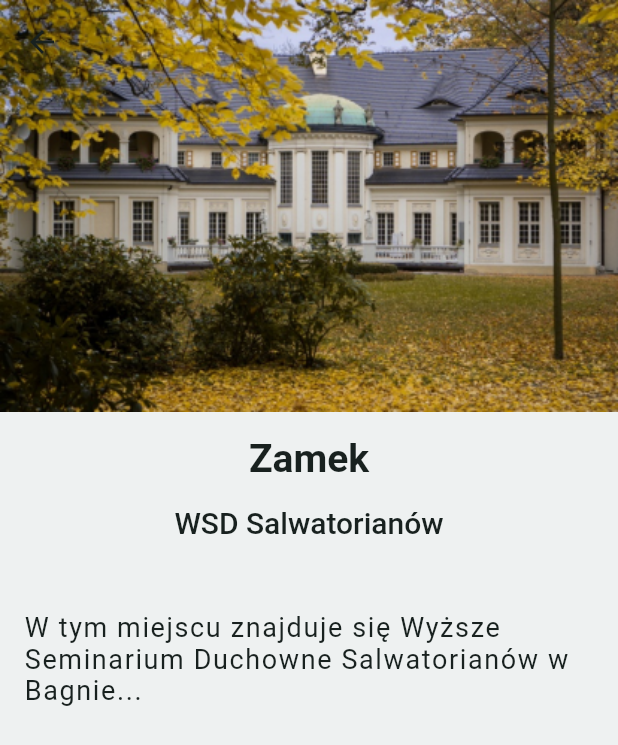
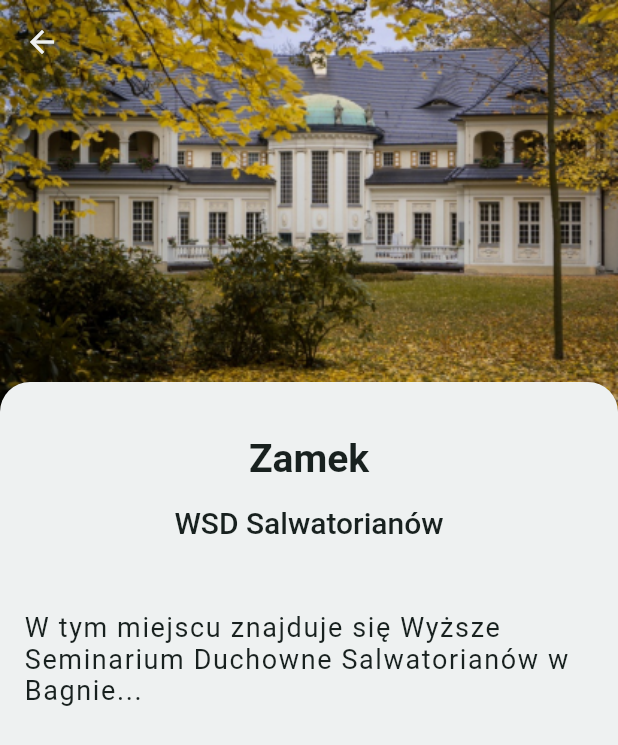
Before and after one commit to GrupaMedialnaSalwator/kompas.sds, a Flutter app: the screen it shows after launch, item 2 of the bottom bar chosen, after a tap on the "info outline" icon, on a phone screen of 412 x 824 dp. Shown: the top 745 px of the screen. Run offline on Flutter 3.47's test engine with Material 2 defaults, Android fonts, the phone set to English and light mode, and no system bars; our stand-ins replace expansion_tile_card, geolocator, get, hive, hive_flutter, line_icons; missing offline and left inert: map_launcher; accounts and stored records are empty; Roboto replaces fonts that are missing (Nunito Sans).

Commit message:
adjust for statusbar

```diff
--- a/lib/view/home_screen.dart
+++ b/lib/view/home_screen.dart
@@ -1,3 +1,4 @@
+import 'package:flutter/services.dart';
 import 'package:gra_terenowa/controller/mapData_controller.dart';
 import 'package:gra_terenowa/controller/tripState_controller.dart';
 import 'package:gra_terenowa/widgets/achievementTracker_widget.dart';
@@ -41,6 +42,14 @@ class _HomePageState extends State<HomePage> {
         extendBodyBehindAppBar: true,
         backgroundColor: AppColors.primaryWhite,
         appBar: AppBar(
+          systemOverlayStyle: SystemUiOverlayStyle(
+            // Status bar color
+            statusBarColor: AppColors.primaryNormal,
+            // Status bar brightness (optional)
+            statusBarIconBrightness:
+                Brightness.light, // For Android (dark icons)
+            statusBarBrightness: Brightness.dark, // For iOS (dark icons)
+          ),
           backgroundColor:
               AppColors.primaryWhite.withOpacity(Constants.opacity25),
           foregroundColor: AppColors.primaryWhite,
--- a/lib/view/mapCard_screen.dart
+++ b/lib/view/mapCard_screen.dart
@@ -1,4 +1,7 @@
+import 'dart:ui';
+
 import 'package:flutter/material.dart';
+import 'package:flutter/services.dart';
 import 'package:get/get.dart';
 import 'package:gra_terenowa/controller/mapData_controller.dart';
 import 'package:gra_terenowa/statics/colors.dart';
@@ -20,31 +23,25 @@ class MapCardPage extends StatelessWidget {
       extendBodyBehindAppBar: true,
       backgroundColor: AppColors.primaryWhite,
       appBar: AppBar(
+        systemOverlayStyle: SystemUiOverlayStyle(
+          // Status bar color
+          statusBarColor: AppColors.primaryNormal,
+          // Status bar brightness (optional)
+          statusBarIconBrightness: Brightness.light, // For Android (dark icons)
+          statusBarBrightness: Brightness.dark, // For iOS (dark icons)
+        ),
         backgroundColor: AppColors.primaryWhite.withOpacity(Constants.opacity0),
-        foregroundColor: AppColors.primaryDark,
+        foregroundColor: AppColors.primaryWhite,
         elevation: 0,
-        // title: Text(
-        //   _mapDataController.getMapItem(index: mapItemIndex).title,
-        //   style: TextStyle(color: AppColors.primaryWhite),
-        // ),
-        // actions: <Widget>[
-        //   IconButton(
-        //     icon: const Icon(Icons.account_circle_rounded),
-        //     color: AppColors.primaryNormal,
-        //     tooltip: 'Show Snackbar',
-        //     onPressed: () {
-        //       ScaffoldMessenger.of(context).showSnackBar(const SnackBar(
-        //         content: Text(
-        //           "Login to your account",
-        //           style: TextStyle(color: AppColors.primaryWhite),
-        //         ),
-        //         backgroundColor: AppColors.primaryNormal,
-        //       ));
-        //     },
-        //   )
-        // ],
       ),
       body: Column(
+        children: [
+          // Padding to avoid status bar
+          SizedBox(
+            height: MediaQueryData.fromWindow(window).padding.top,
+          ),
+          Stack(
+            alignment: AlignmentDirectional.topCenter,
             children: [
               Hero(
                 tag: 'mapHero' + mapItemIndex.toString(),
@@ -53,6 +50,23 @@ class MapCardPage extends StatelessWidget {
                   fit: BoxFit.fill,
                 ),
               ),
+              // Draw a decoration with rounded corners at the bottom of image
+              Positioned(
+                bottom: 0,
+                child: Container(
+                    width: Get.width,
+                    height: Constants.borderRadius,
+                    decoration: BoxDecoration(
+                        color: AppColors.primaryWhite,
+                        borderRadius: BorderRadius.only(
+                          topLeft: Radius.circular(Constants.borderRadius),
+                          topRight: Radius.circular(Constants.borderRadius),
+                        )),
+                    child: SizedBox.shrink()),
+              ),
+            ],
+          ),
+
           Container(
             margin: EdgeInsets.symmetric(vertical: Constants.insideMargin),
             child: Text(
--- a/lib/widgets/tripViewStep_widget.dart
+++ b/lib/widgets/tripViewStep_widget.dart
@@ -1,3 +1,5 @@
+import 'dart:ui';
+
 import 'package:flutter/cupertino.dart';
 import 'package:flutter/material.dart';
 import 'package:get/get.dart';
@@ -24,6 +26,10 @@ class TripViewStep extends StatelessWidget {
   Widget build(BuildContext context) {
     return Column(
       children: [
+        // Padding to avoid status bar works only on physical devices
+        SizedBox(
+          height: MediaQueryData.fromWindow(window).padding.top,
+        ),
         Stack(
           alignment: AlignmentDirectional.topCenter,
           children: [
```
Also changed, not shown: lib/view/trip_screen.dart (+9 -1 lines), lib/widgets/selectTrip_widget.dart (+5 -7 lines). Lines whose indentation alone changed are shown as unchanged.
